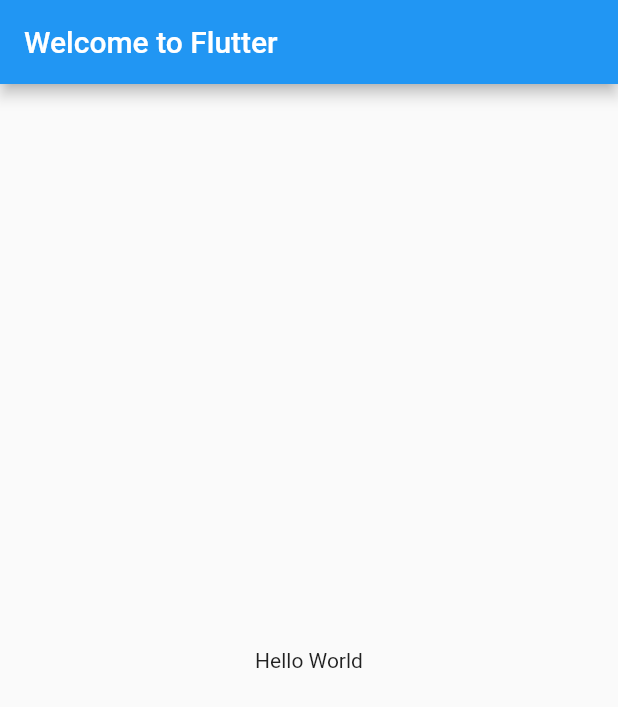
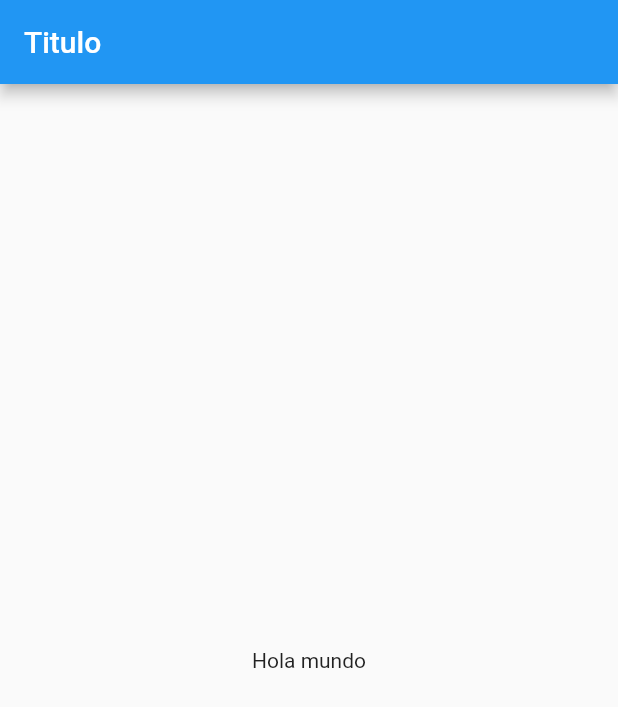
Before and after one commit to MartinPaGarcia/New-project, a Flutter app: the screen it shows after launch, on a phone screen of 412 x 824 dp. Shown: the top 707 px of the screen. Run offline on Flutter 3.47's test engine with Material 2 defaults, Android fonts, the phone set to English and light mode, and no system bars.

Commit message:
Codigo actualizado para homepage

```diff
--- /dev/null
+++ b/web_prueba/lib/src/Pages/home_page.dart
@@ -0,0 +1,19 @@
+import 'package:flutter/material.dart';
+
+class HomePage extends StatelessWidget {
+  const HomePage({ Key? key }) : super(key: key);
+
+  @override
+  Widget build(BuildContext context) {
+    return Scaffold(
+      appBar: AppBar(
+        // ignore: prefer_const_constructors
+        title: Text("Titulo"),
+
+      ),
+       body: const Center(
+         child: Text("Hola mundo"),
+         )
+    );
+  }
+}
--- a/web_prueba/lib/src/app.dart
+++ b/web_prueba/lib/src/app.dart
@@ -1,4 +1,6 @@
+// ignore_for_file: prefer_const_constructors
 import 'package:flutter/material.dart';
+import 'Pages/home_page.dart';
 
 class MyApp extends StatelessWidget {
   const MyApp({Key? key}) : super(key: key);
@@ -6,14 +8,8 @@
   @override
   Widget build(BuildContext context) {
     return MaterialApp(
-      title: 'Welcome to Flutter',
-      home: Scaffold(
-        appBar: AppBar(
-          title: const Text('Welcome to Flutter'),
-        ),
-        body: const Center(
-          child: Text('Hello World'),
-        ),
+      home: Center(
+        child: HomePage(),
       ),
     );
   }
```
